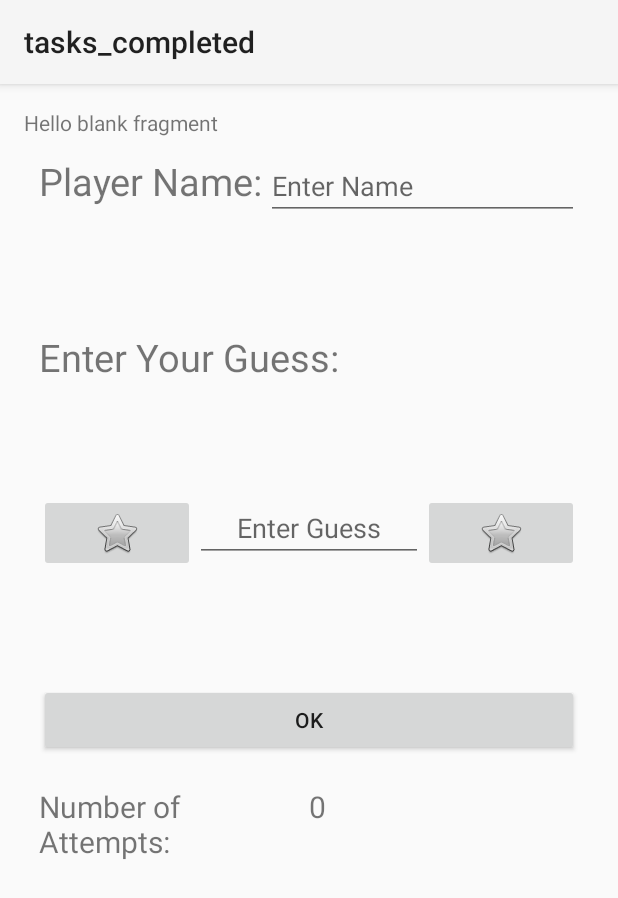
After one commit to chanothy/Guessing-Game, an Android app: the PlayFragment screen opened through its navigation route, on a phone screen of 412 x 824 dp. The commit adds this screen. Shown: the top 898 px of the screen. Run offline under Robolectric (Android 15) with nearby library versions, the phone set to English and light mode, and no system bars; our stand-ins replace data binding.

Commit message:
setting up views

```diff
--- a/app/build.gradle.kts
+++ b/app/build.gradle.kts
@@ -40,10 +40,6 @@ android {
         jvmTarget = JavaVersion.VERSION_17.toString()
     }
 
-
-
-
-
     buildFeatures {
         dataBinding = true
     }
--- a/app/src/main/java/com/example/midtermapp/MainFragment.kt
+++ b/app/src/main/java/com/example/midtermapp/MainFragment.kt
@@ -8,12 +8,8 @@ import android.view.ViewGroup
 import androidx.lifecycle.ViewModelProvider
 import androidx.navigation.findNavController
 import androidx.navigation.fragment.findNavController
-import com.example.midtermapp.databinding.FragmentNoteBinding
+import com.example.midtermapp.databinding.FragmentMainBinding
 
-// TODO: Rename parameter arguments, choose names that match
-// the fragment initialization parameters, e.g. ARG_ITEM_NUMBER
-private const val ARG_PARAM1 = "param1"
-private const val ARG_PARAM2 = "param2"
 
 /**
  * A simple [Fragment] subclass.
@@ -23,7 +19,7 @@ private const val ARG_PARAM2 = "param2"
 class MainFragment : Fragment() {
     // TODO: Rename and change types of parameters
     val TAG = "MainFragment"
-    private var _binding: FragmentNoteBinding? = null
+    private var _binding: FragmentMainBinding? = null
     private val binding get() = _binding!!
 
     override fun onCreate(savedInstanceState: Bundle?) {
@@ -38,41 +34,27 @@ class MainFragment : Fragment() {
         savedInstanceState: Bundle?
     ): View? {
         // Inflate the layout for this fragment
-        _binding = FragmentNoteBinding.inflate(inflater, container, false)
+        _binding = FragmentMainBinding.inflate(inflater, container, false)
         val view = binding.root
-        val application = requireNotNull(this.activity).application
-        val dao = TaskDatabase.getInstance(application).taskDao
-        val viewModelFactory = TasksViewModelFactory(dao)
-        val viewModel = ViewModelProvider(
-            this, viewModelFactory).get(TasksViewModel::class.java)
-        binding.viewModel = viewModel
-        binding.lifecycleOwner = viewLifecycleOwner
 
-        var highscore_button = view.i
+
+        var highscore_button = binding.highscoreButton
         highscore_button.setOnClickListener {
             val action = MainFragmentDirections.actionMainFragmentToTasksFragment()
             this.findNavController().navigate(action)
         }
+
+        var play_button = binding.playButton
+        play_button.setOnClickListener {
+            val action = MainFragmentDirections.actionMainFragmentToPlayFragment()
+            this.findNavController().navigate(action)
+        }
+
         return view
     }
 
-    companion object {
-        /**
-         * Use this factory method to create a new instance of
-         * this fragment using the provided parameters.
-         *
-         * @param param1 Parameter 1.
-         * @param param2 Parameter 2.
-         * @return A new instance of fragment MainFragment.
-         */
-        // TODO: Rename and change types and number of parameters
-        @JvmStatic
-        fun newInstance(param1: String, param2: String) =
-            MainFragment().apply {
-                arguments = Bundle().apply {
-                    putString(ARG_PARAM1, param1)
-                    putString(ARG_PARAM2, param2)
-                }
-            }
+    override fun onDestroyView() {
+        super.onDestroyView()
+        _binding = null
     }
 }
--- a/app/src/main/java/com/example/midtermapp/NoteFragment.kt
+++ b/app/src/main/java/com/example/midtermapp/NoteFragment.kt
@@ -9,7 +9,6 @@ import androidx.lifecycle.Observer
 import androidx.lifecycle.ViewModelProvider
 import androidx.navigation.fragment.findNavController
 import com.example.midtermapp.databinding.FragmentNoteBinding
-import com.example.midtermapp.databinding.FragmentTasksBinding
 
 // TODO: Rename parameter arguments, choose names that match
 // the fragment initialization parameters, e.g. ARG_ITEM_NUMBER
--- /dev/null
+++ b/app/src/main/java/com/example/midtermapp/PlayAttemptFragment.kt
@@ -0,0 +1,70 @@
+package com.example.midtermapp
+
+import android.os.Bundle
+import androidx.fragment.app.Fragment
+import android.view.LayoutInflater
+import android.view.View
+import android.view.ViewGroup
+import androidx.lifecycle.ViewModelProvider
+import com.example.midtermapp.databinding.FragmentPlayAttemptBinding
+import com.example.midtermapp.databinding.FragmentPlayGuessBinding
+
+// TODO: Rename parameter arguments, choose names that match
+// the fragment initialization parameters, e.g. ARG_ITEM_NUMBER
+private const val ARG_PARAM1 = "param1"
+private const val ARG_PARAM2 = "param2"
+
+/**
+ * A simple [Fragment] subclass.
+ * Use the [PlayAttemptFragment.newInstance] factory method to
+ * create an instance of this fragment.
+ */
+class PlayAttemptFragment : Fragment() {
+    // TODO: Rename and change types of parameters
+    private var param1: String? = null
+    private var param2: String? = null
+    private var _binding: FragmentPlayAttemptBinding? = null
+    private val binding get() = _binding!!
+    lateinit var viewModel: PlayViewModel
+
+
+    override fun onCreate(savedInstanceState: Bundle?) {
+        super.onCreate(savedInstanceState)
+        arguments?.let {
+            param1 = it.getString(ARG_PARAM1)
+            param2 = it.getString(ARG_PARAM2)
+        }
+    }
+
+    override fun onCreateView(
+        inflater: LayoutInflater, container: ViewGroup?,
+        savedInstanceState: Bundle?
+    ): View? {
+        // Inflate the layout for this fragment
+        _binding = FragmentPlayAttemptBinding.inflate(inflater, container, false)
+        val view = binding.root
+        viewModel = ViewModelProvider(requireActivity()).get(PlayViewModel::class.java)
+
+        return view
+    }
+
+    companion object {
+        /**
+         * Use this factory method to create a new instance of
+         * this fragment using the provided parameters.
+         *
+         * @param param1 Parameter 1.
+         * @param param2 Parameter 2.
+         * @return A new instance of fragment PlayAttemptFragment.
+         */
+        // TODO: Rename and change types and number of parameters
+        @JvmStatic
+        fun newInstance(param1: String, param2: String) =
+            PlayAttemptFragment().apply {
+                arguments = Bundle().apply {
+                    putString(ARG_PARAM1, param1)
+                    putString(ARG_PARAM2, param2)
+                }
+            }
+    }
+}
--- /dev/null
+++ b/app/src/main/java/com/example/midtermapp/PlayFragment.kt
@@ -0,0 +1,65 @@
+package com.example.midtermapp
+
+import android.os.Bundle
+import androidx.fragment.app.Fragment
+import android.view.LayoutInflater
+import android.view.View
+import android.view.ViewGroup
+import com.example.midtermapp.databinding.FragmentMainBinding
+import com.example.midtermapp.databinding.FragmentPlayBinding
+
+// TODO: Rename parameter arguments, choose names that match
+// the fragment initialization parameters, e.g. ARG_ITEM_NUMBER
+private const val ARG_PARAM1 = "param1"
+private const val ARG_PARAM2 = "param2"
+
+/**
+ * A simple [Fragment] subclass.
+ * Use the [PlayFragment.newInstance] factory method to
+ * create an instance of this fragment.
+ */
+class PlayFragment : Fragment() {
+    // TODO: Rename and change types of parameters
+    private var param1: String? = null
+    private var param2: String? = null
+    private var _binding: FragmentPlayBinding? = null
+    private val binding get() = _binding!!
+
+    override fun onCreate(savedInstanceState: Bundle?) {
+        super.onCreate(savedInstanceState)
+        arguments?.let {
+            param1 = it.getString(ARG_PARAM1)
+            param2 = it.getString(ARG_PARAM2)
+        }
+    }
+
+    override fun onCreateView(
+        inflater: LayoutInflater, container: ViewGroup?,
+        savedInstanceState: Bundle?
+    ): View? {
+        // Inflate the layout for this fragment
+        _binding = FragmentPlayBinding.inflate(inflater, container, false)
+        val view = binding.root
+        return view
+    }
+
+    companion object {
+        /**
+         * Use this factory method to create a new instance of
+         * this fragment using the provided parameters.
+         *
+         * @param param1 Parameter 1.
+         * @param param2 Parameter 2.
+         * @return A new instance of fragment PlayFragment.
+         */
+        // TODO: Rename and change types and number of parameters
+        @JvmStatic
+        fun newInstance(param1: String, param2: String) =
+            PlayFragment().apply {
+                arguments = Bundle().apply {
+                    putString(ARG_PARAM1, param1)
+                    putString(ARG_PARAM2, param2)
+                }
+            }
+    }
+}
--- /dev/null
+++ b/app/src/main/java/com/example/midtermapp/PlayGuessFragment.kt
@@ -0,0 +1,70 @@
+package com.example.midtermapp
+
+import android.os.Bundle
+import androidx.fragment.app.Fragment
+import android.view.LayoutInflater
+import android.view.View
+import android.view.ViewGroup
+import androidx.lifecycle.ViewModelProvider
+import com.example.midtermapp.databinding.FragmentMainBinding
+import com.example.midtermapp.databinding.FragmentPlayGuessBinding
+
+// TODO: Rename parameter arguments, choose names that match
+// the fragment initialization parameters, e.g. ARG_ITEM_NUMBER
+private const val ARG_PARAM1 = "param1"
+private const val ARG_PARAM2 = "param2"
+
+/**
+ * A simple [Fragment] subclass.
+ * Use the [PlayGuessFragment.newInstance] factory method to
+ * create an instance of this fragment.
+ */
+class PlayGuessFragment : Fragment() {
+    // TODO: Rename and change types of parameters
+    private var param1: String? = null
+    private var param2: String? = null
+    private var _binding: FragmentPlayGuessBinding? = null
+    private val binding get() = _binding!!
+    lateinit var viewModel: PlayViewModel
+
+
+
+    override fun onCreate(savedInstanceState: Bundle?) {
+        super.onCreate(savedInstanceState)
+        arguments?.let {
+            param1 = it.getString(ARG_PARAM1)
+            param2 = it.getString(ARG_PARAM2)
+        }
+    }
+
+    override fun onCreateView(
+        inflater: LayoutInflater, container: ViewGroup?,
+        savedInstanceState: Bundle?
+    ): View? {
+        // Inflate the layout for this fragment
+        _binding = FragmentPlayGuessBinding.inflate(inflater, container, false)
+        val view = binding.root
+        viewModel = ViewModelProvider(requireActivity()).get(PlayViewModel::class.java)
+        return view
+    }
+
+    companion object {
+        /**
+         * Use this factory method to create a new instance of
+         * this fragment using the provided parameters.
+         *
+         * @param param1 Parameter 1.
+         * @param param2 Parameter 2.
+         * @return A new instance of fragment PlayGuessFragment.
+         */
+        // TODO: Rename and change types and number of parameters
+        @JvmStatic
+        fun newInstance(param1: String, param2: String) =
+            PlayGuessFragment().apply {
+                arguments = Bundle().apply {
+                    putString(ARG_PARAM1, param1)
+                    putString(ARG_PARAM2, param2)
+                }
+            }
+    }
+}
--- /dev/null
+++ b/app/src/main/java/com/example/midtermapp/PlayViewModel.kt
@@ -0,0 +1,50 @@
+package com.example.midtermapp
+
+import androidx.lifecycle.MutableLiveData
+import androidx.lifecycle.ViewModel
+
+class PlayViewModel : ViewModel() {
+    /**
+     * Translation View Model.
+     *
+     * Defines all mutable data variables.
+     *
+     * @author Timothy Chan
+     * @author Kenna Edwards
+     */
+
+    /**
+    The detected language of the user's text input from detectLanguage() in MainActivity is sent here and then used by MainActivity's translateText text view.
+     */
+    val detectedLanguage: MutableLiveData<String> by lazy {
+        MutableLiveData<String>()
+    }
+
+    /**
+    The data from the editText in TranslationFragment is sent here and then used by MainActivity
+    */
+    val textToTranslate: MutableLiveData<String> by lazy {
+        MutableLiveData<String>()
+    }
+
+    /**
+    The translated text from translate in MainActivity is sent here and then used by MainActivity's translateText text view.
+     */
+    val finalText: MutableLiveData<String> by lazy {
+        MutableLiveData<String>()
+    }
+
+    /**
+    Sample ID stored would be englishSource. Represents the source language chosen by the user. Comes from @id/ field in XML.
+     */
+    val selectedRadioButtonSource: MutableLiveData<String> by lazy {
+        MutableLiveData<String>()
+    }
+
+    /**
+    Sample ID stored would be germanTranslate. Represents the translate to -> language chosen by the user. Comes from @id/ field in XML.
+     */
+    val selectedRadioButtonTranslate: MutableLiveData<String> by lazy {
+        MutableLiveData<String>()
+    }
+}
--- a/app/src/main/res/layout/fragment_main.xml
+++ b/app/src/main/res/layout/fragment_main.xml
@@ -1,11 +1,9 @@
 <?xml version="1.0" encoding="utf-8"?>
-<FrameLayout xmlns:android="http://schemas.android.com/apk/res/android"
+<layout
+    xmlns:android="http://schemas.android.com/apk/res/android"
     xmlns:tools="http://schemas.android.com/tools"
-    android:layout_width="match_parent"
-    android:layout_height="match_parent"
     xmlns:app="http://schemas.android.com/apk/res-auto"
     tools:context=".MainFragment">
-
     <LinearLayout
         android:layout_width="match_parent"
         android:layout_height="match_parent"
@@ -40,4 +38,4 @@
             android:text="View High Scores" />
     </LinearLayout>
 
-</FrameLayout>
+</layout>
--- a/app/src/main/res/layout/fragment_note.xml
+++ b/app/src/main/res/layout/fragment_note.xml
@@ -1,5 +1,6 @@
 <?xml version="1.0" encoding="utf-8"?>
-<layout xmlns:android="http://schemas.android.com/apk/res/android"
+<layout
+    xmlns:android="http://schemas.android.com/apk/res/android"
     xmlns:tools="http://schemas.android.com/tools"
     xmlns:app="http://schemas.android.com/apk/res-auto"
     tools:context=".NoteFragment">
--- /dev/null
+++ b/app/src/main/res/layout/fragment_play.xml
@@ -0,0 +1,35 @@
+<?xml version="1.0" encoding="utf-8"?>
+<layout
+    xmlns:android="http://schemas.android.com/apk/res/android"
+    xmlns:tools="http://schemas.android.com/tools"
+    xmlns:app="http://schemas.android.com/apk/res-auto"
+    tools:context=".PlayFragment">
+
+    <!-- TODO: Update blank fragment layout -->
+
+    <LinearLayout
+        android:layout_width="match_parent"
+        android:layout_height="match_parent"
+        android:orientation="vertical">
+
+        <TextView
+            android:layout_width="match_parent"
+            android:layout_height="wrap_content"
+            android:text="@string/hello_blank_fragment" />
+
+        <androidx.fragment.app.FragmentContainerView
+            android:id="@+id/fragmentContainerView"
+            android:name="com.example.midtermapp.PlayGuessFragment"
+            android:layout_weight="1"
+            android:layout_width="match_parent"
+            android:layout_height="wrap_content" />
+
+        <androidx.fragment.app.FragmentContainerView
+            android:id="@+id/fragmentContainerView2"
+            android:name="com.example.midtermapp.PlayAttemptFragment"
+            android:layout_weight="1"
+            android:layout_width="match_parent"
+            android:layout_height="wrap_content" />
+    </LinearLayout>
+
+</layout>
--- /dev/null
+++ b/app/src/main/res/layout/fragment_play_attempt.xml
@@ -0,0 +1,38 @@
+<?xml version="1.0" encoding="utf-8"?>
+<layout
+    xmlns:android="http://schemas.android.com/apk/res/android"
+    xmlns:tools="http://schemas.android.com/tools"
+    xmlns:app="http://schemas.android.com/apk/res-auto"
+    tools:context=".PlayAttemptFragment">
+    <LinearLayout
+        android:layout_width="match_parent"
+        android:layout_height="match_parent"
+        android:padding="10dp"
+        android:orientation="vertical">
+
+
+        <LinearLayout
+            android:layout_width="match_parent"
+            android:layout_height="match_parent"
+            android:orientation="horizontal">
+
+            <TextView
+                android:id="@+id/textView"
+                android:layout_width="match_parent"
+                android:layout_height="wrap_content"
+                android:text="Number of Attempts: "
+                android:layout_weight="1"
+                android:textSize="20dp" />
+
+            <TextView
+                android:id="@+id/textView2"
+                android:layout_width="match_parent"
+                android:layout_height="wrap_content"
+                android:layout_weight="1"
+                android:textSize="20dp"
+                android:text="0" />
+        </LinearLayout>
+
+    </LinearLayout>
+
+</layout>
--- /dev/null
+++ b/app/src/main/res/layout/fragment_play_guess.xml
@@ -0,0 +1,84 @@
+<?xml version="1.0" encoding="utf-8"?>
+<layout
+    xmlns:android="http://schemas.android.com/apk/res/android"
+    xmlns:tools="http://schemas.android.com/tools"
+    xmlns:app="http://schemas.android.com/apk/res-auto"
+    tools:context=".PlayGuessFragment">
+    <LinearLayout
+        android:layout_width="match_parent"
+        android:layout_height="match_parent"
+        android:padding="10dp"
+        android:orientation="vertical">
+
+        <LinearLayout
+            android:layout_width="match_parent"
+            android:layout_height="wrap_content"
+            android:layout_weight="1"
+            android:orientation="horizontal">
+
+            <TextView
+                android:id="@+id/player_name_tv"
+                android:layout_width="wrap_content"
+                android:layout_height="wrap_content"
+                android:layout_weight="1"
+                android:text="Player Name: "
+                android:textSize="25dp" />
+
+            <EditText
+                android:id="@+id/enter_player_name"
+                android:layout_width="wrap_content"
+                android:layout_height="wrap_content"
+                android:layout_weight="1"
+                android:ems="10"
+                android:hint="Enter Name"
+                android:inputType="text" />
+
+        </LinearLayout>
+
+        <TextView
+            android:id="@+id/instruction"
+            android:layout_width="wrap_content"
+            android:layout_height="wrap_content"
+            android:layout_weight="1"
+            android:textSize="25dp"
+            android:text="Enter Your Guess:" />
+
+        <LinearLayout
+            android:layout_width="match_parent"
+            android:layout_height="wrap_content"
+            android:layout_weight="1"
+            android:orientation="horizontal">
+
+            <ImageButton
+                android:id="@+id/minus_button"
+                android:layout_width="wrap_content"
+                android:layout_height="wrap_content"
+                android:layout_weight="1"
+                android:src="@android:drawable/btn_star" />
+
+            <EditText
+                android:id="@+id/guess_edit_text"
+                android:layout_width="wrap_content"
+                android:layout_height="wrap_content"
+                android:layout_weight="1"
+                android:gravity="center"
+                android:inputType="number"
+                android:hint="Enter Guess"/>
+
+            <ImageButton
+                android:id="@+id/plus_button"
+                android:layout_width="wrap_content"
+                android:layout_height="wrap_content"
+                android:layout_weight="1"
+                android:src="@android:drawable/btn_star" />
+        </LinearLayout>
+
+        <Button
+            android:id="@+id/ok_button"
+            android:layout_width="match_parent"
+            android:layout_height="wrap_content"
+            android:text="OK" />
+
+    </LinearLayout>
+
+</layout>
--- a/app/src/main/res/navigation/nav_graph.xml
+++ b/app/src/main/res/navigation/nav_graph.xml
@@ -50,5 +50,17 @@
         <action
             android:id="@+id/action_mainFragment_to_tasksFragment"
             app:destination="@id/tasksFragment" />
+        <action
+            android:id="@+id/action_mainFragment_to_playFragment"
+            app:destination="@id/playFragment" />
+    </fragment>
+    <fragment
+        android:id="@+id/playFragment"
+        android:name="com.example.midtermapp.PlayFragment"
+        android:label="fragment_play"
+        tools:layout="@layout/fragment_play" >
+        <action
+            android:id="@+id/action_playFragment_to_mainFragment"
+            app:destination="@id/mainFragment" />
     </fragment>
 </navigation>
```
